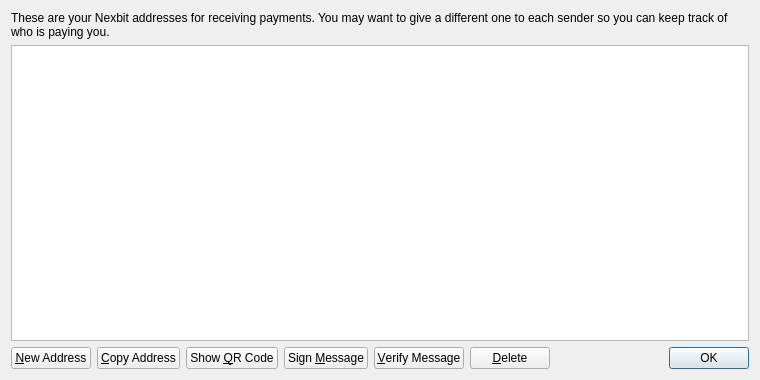
Old version of the form source/src/qt/forms/addressbookpage.ui in the repository nexbitproject/nexbit.
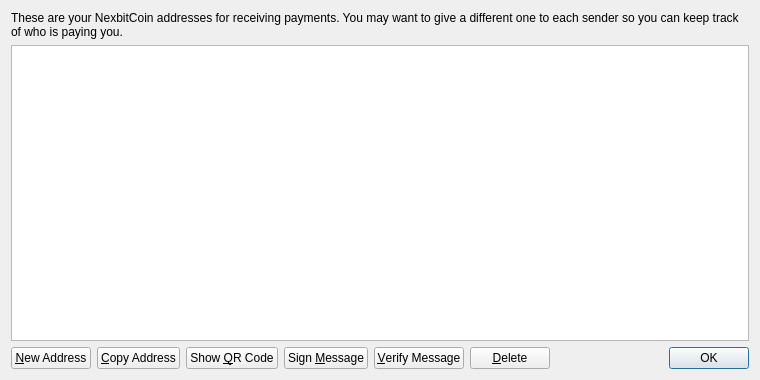
New version of the form.

```diff
--- a/source/src/qt/forms/addressbookpage.ui
+++ b/source/src/qt/forms/addressbookpage.ui
@@ -17,7 +17,7 @@
    <item>
     <widget class="QLabel" name="labelExplanation">
      <property name="text">
-      <string>These are your Nexbit addresses for receiving payments. You may want to give a different one to each sender so you can keep track of who is paying you.</string>
+      <string>These are your NexbitCoin addresses for receiving payments. You may want to give a different one to each sender so you can keep track of who is paying you.</string>
      </property>
      <property name="textFormat">
       <enum>Qt::PlainText</enum>
```
Left out of the diff: 4 changed lines with no effect on the pictures.
